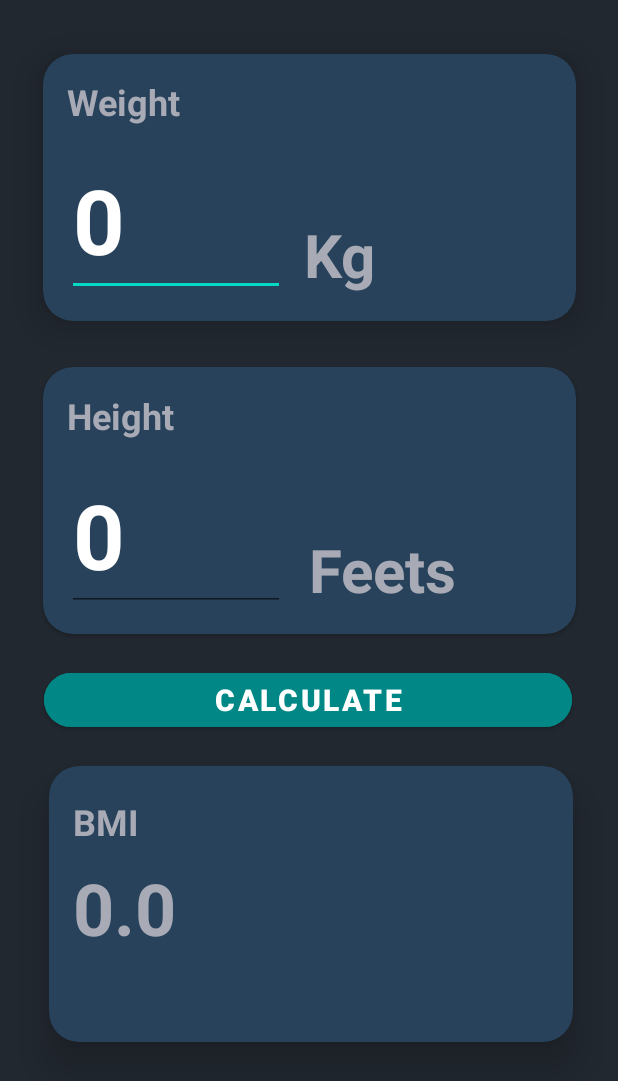
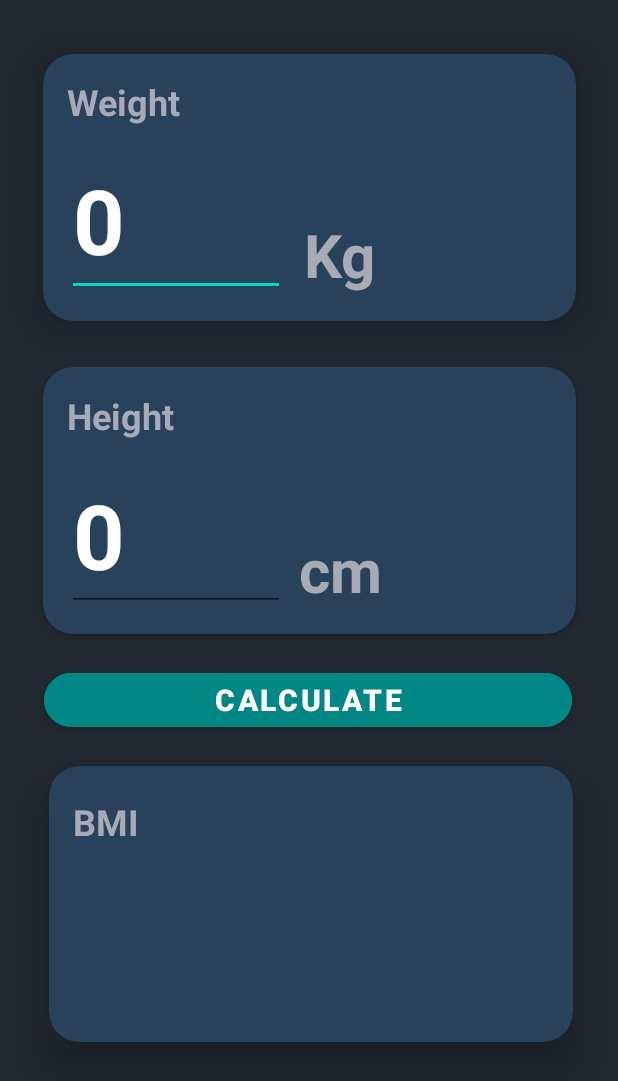
Before and after one commit to WorkWithAfridi/AndroidKotlinBootcamp-1, an Android app: the screen it shows after launch (MainActivity), after a tap on "CALCULATE", on a phone screen of 412 x 824 dp. Shown: the top 1081 px of the screen. Run offline under Robolectric (Android 15) with nearby library versions, the phone set to English and light mode, and no system bars.

Commit message:
Day 3 BMI App

```diff
--- a/app/src/main/java/com/example/testapone/MainActivity.kt
+++ b/app/src/main/java/com/example/testapone/MainActivity.kt
@@ -1,10 +1,11 @@
 package com.example.testapone
 
-import android.content.SharedPreferences
 import android.os.Bundle
+import android.text.Editable
 import android.widget.Button
 import android.widget.EditText
 import android.widget.TextView
+import android.widget.Toast
 import androidx.appcompat.app.AppCompatActivity
 
 class MainActivity : AppCompatActivity() {
@@ -18,7 +19,7 @@ class MainActivity : AppCompatActivity() {
         var calculateBtn = findViewById<Button>(R.id.calculateBTN)
 
         calculateBtn.setOnClickListener(){
-            if(weightTF.text.isNotEmpty() || weightTF.text!=null || heightTF.text.isNotEmpty() || heightTF.text!=null){
+            if(validateInput(weightTF.text, heightTF.text)){
                 var weight = weightTF.text.toString()
                 var height = heightTF.text.toString()
                 var bmi = weight.toFloat()/(((height.toFloat())*(height.toFloat()))/10000)
@@ -28,11 +29,43 @@ class MainActivity : AppCompatActivity() {
         }
     }
 
+    private fun validateInput(weight: Editable, height: Editable): Boolean{
+        return when{
+            weight.isNullOrEmpty()-> {
+                Toast.makeText(this@MainActivity, "Weight is empty", Toast.LENGTH_LONG).show()
+                return false
+            }
+            height.isNullOrEmpty()->{
+                Toast.makeText(this@MainActivity, "Height is empty", Toast.LENGTH_LONG).show()
+                return false
+            }
+            else -> {
+                return true
+            }
+        }
+    }
+
     private fun displayResult(bmi: Float){
         var bmiResultTV = findViewById<TextView>(R.id.bmiResultTV)
         var bmiResultCommentTV = findViewById<TextView>(R.id.bmiResultCommentTV)
 
         bmiResultTV.setText(bmi.toString())
+        var comment: String = ""
+        when{
+            bmi<18 ->{
+                comment="Underweight"
+            }
+            bmi in 19.00..24.00->{
+                comment="Healthy"
+            }
+            bmi in 24.00..29.00->{
+                comment="Overweight"
+            }
+            bmi>29.00->{
+                comment="Obese"
+            }
+        }
+        bmiResultCommentTV.text=comment
     }
 }
 
--- a/app/src/main/res/layout/activity_main.xml
+++ b/app/src/main/res/layout/activity_main.xml
@@ -104,13 +104,13 @@
                 android:id="@+id/feetConstantTV"
                 android:layout_width="wrap_content"
                 android:layout_height="wrap_content"
-                android:text="Feets"
+                android:text="cm"
                 android:textColor="@color/text_hint"
                 android:textSize="40sp"
                 android:textStyle="bold"
                 app:layout_constraintBottom_toBottomOf="parent"
                 app:layout_constraintEnd_toEndOf="parent"
-                app:layout_constraintHorizontal_bias="0.691"
+                app:layout_constraintHorizontal_bias="0.568"
                 app:layout_constraintStart_toStartOf="parent"
                 app:layout_constraintTop_toTopOf="parent"
                 app:layout_constraintVertical_bias="0.872" />
```
